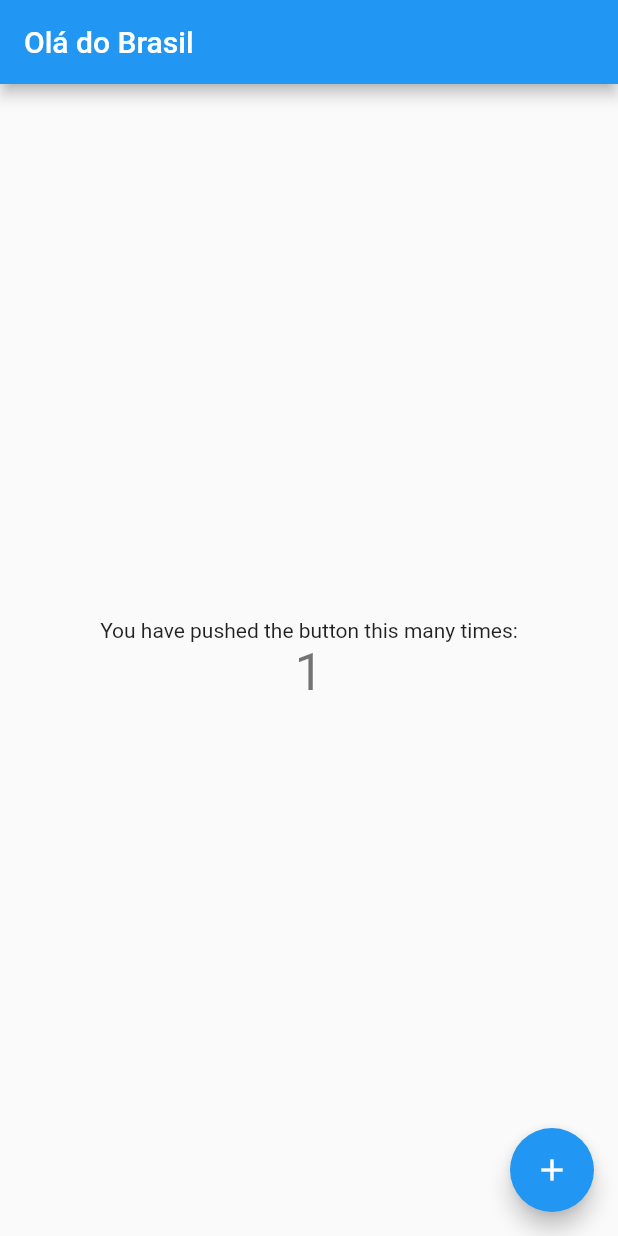
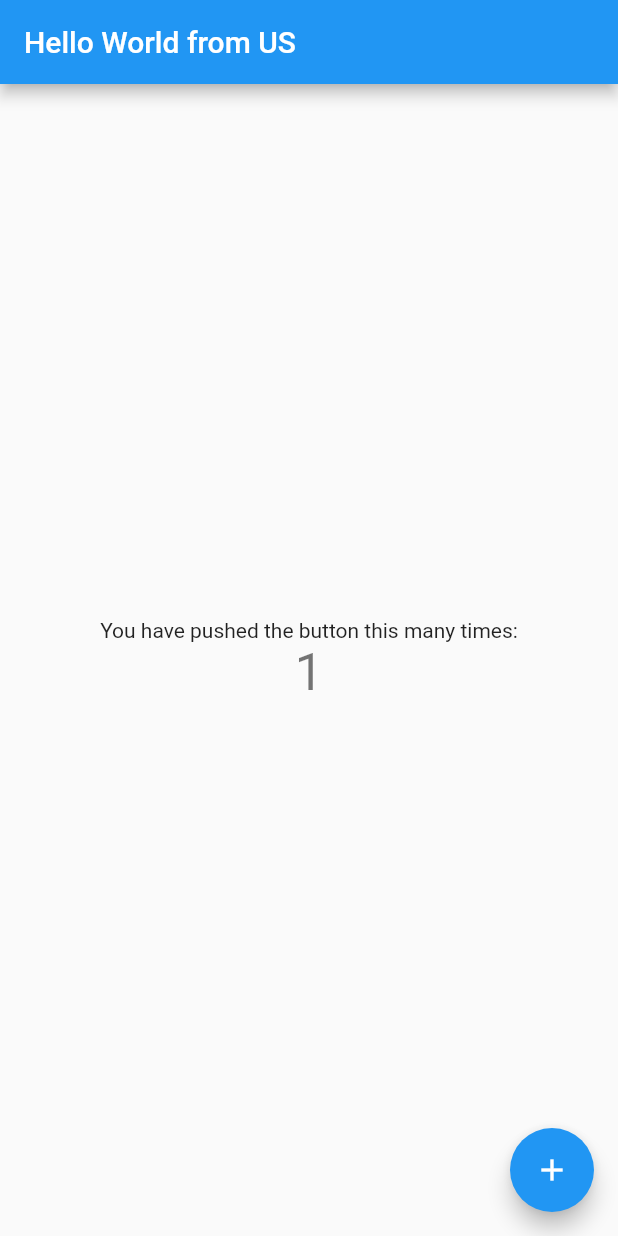
Before and after one commit to yoviekaputra/flutter_skeleton, a Flutter app: the screen it shows after launch, after a tap on the "add" icon, on a phone screen of 412 x 824 dp. Run offline on Flutter 3.47's test engine with Material 2 defaults, Android fonts, the phone set to English and light mode, and no system bars; our stand-ins replace dio, freezed_annotation, get.

Commit message:
feat(dictionary) improve dictionary multi-lang

```diff
--- a/lib/app.dart
+++ b/lib/app.dart
@@ -1,7 +1,9 @@
 import 'package:flutter/material.dart';
 import 'package:get/get.dart';
-import 'package:get/route_manager.dart';
 import 'package:movie_app/home/presentation/bindings/home_binding.dart';
+import 'package:movie_app/resources/dictionary.dart';
+import 'package:movie_app/resources/dictionary_type.dart';
+
 import 'home/presentation/home_page.dart';
 
 /// Created by yovi.putra on 16/07/22"
@@ -20,33 +22,13 @@ class MyApp extends StatelessWidget {
           GetPage(
               name: "/home",
               page: () => MyHomePage(title: "title".tr),
-            binding: HomeBinding()
-          )
+              binding: HomeBinding())
         ],
         defaultTransition: Transition.native,
-        translations: MyTranslations(),
-        locale: const Locale('pt', 'BR'),
+        translations: Dictionary(),
+        locale: DictionaryType.enUS,
         theme: ThemeData(
           primarySwatch: Colors.blue,
-        )
-    );
+        ));
   }
 }
-
-class MyTranslations extends Translations {
-  @override
-  Map<String, Map<String, String>> get keys => {
-    'en': {
-      'title': 'Hello World %s',
-    },
-    'en_US': {
-      'title': 'Hello World from US',
-    },
-    'pt': {
-      'title': 'Olá de Portugal',
-    },
-    'pt_BR': {
-      'title': 'Olá do Brasil',
-    },
-  };
-}
--- /dev/null
+++ b/lib/resources/dictionary.dart
@@ -0,0 +1,22 @@
+import 'package:get/get.dart';
+import 'package:movie_app/resources/locale_extension.dart';
+
+import 'dictionary_type.dart';
+
+/// Created by yovi.putra on 17/07/22"
+/// Project name: movie_app
+
+class Dictionary extends Translations {
+  @override
+  Map<String, Map<String, String>> get keys => {
+    DictionaryType.id.getId(): {
+      'title': 'Halo Dunia dari Indonesia',
+    },
+    DictionaryType.enUS.getId(): {
+      'title': 'Hello World from US',
+    },
+    DictionaryType.en.getId(): {
+      'title': 'Hello World',
+    },
+  };
+}
--- /dev/null
+++ b/lib/resources/dictionary_type.dart
@@ -0,0 +1,16 @@
+import 'dart:ui';
+
+import 'dictionary.dart';
+
+/// Created by yovi.putra on 17/07/22"
+/// Project name: movie_app
+
+extension DictionaryType on Dictionary {
+  static const id = Locale('in', 'id');
+
+  static const en = Locale('en');
+
+  static const enUS = Locale('en', 'US');
+
+  static const pt = Locale('pt', 'BR');
+}
--- /dev/null
+++ b/lib/resources/locale_extension.dart
@@ -0,0 +1,20 @@
+import 'dart:ui';
+
+import 'package:get/get.dart';
+
+/// Created by yovi.putra on 17/07/22"
+/// Project name: movie_app
+
+extension LocaleExtension on Locale {
+
+  String getId() {
+    String id;
+    if (countryCode?.isNotEmpty == true) {
+      id = "${languageCode}_${countryCode ?? ""}";
+    } else {
+      id = languageCode;
+    }
+
+    return id;
+  }
+}
```
Also changed, not shown: 1 other file.
